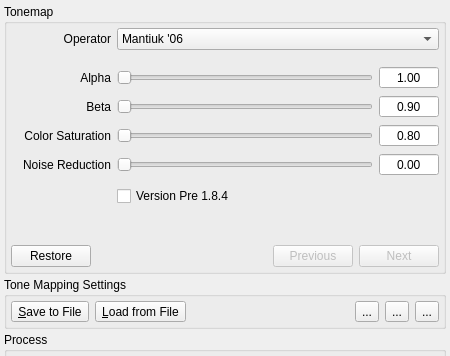
Qt form src/TonemappingPanel/TonemappingPanel.ui (LuminanceHDR/LuminanceHDR) before a commit; both pictures show x 0 to 450 and y 0 to 356 of the 450 by 674 pixel window.
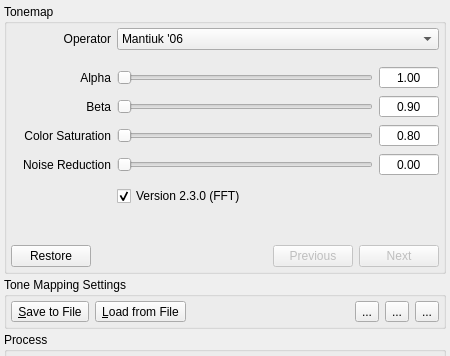
The same form after that commit. The open tabs and pages were chosen to show the change. Icons and pictures are not drawn.

Commit message: [Fattal02] Add switch for Luminance HDR 2.3.0 version (FFT based)

```diff
--- a/src/TonemappingPanel/TonemappingPanel.ui
+++ b/src/TonemappingPanel/TonemappingPanel.ui
@@ -1165,31 +1165,6 @@
                 </property>
                </widget>
               </item>
-              <item row="4" column="1">
-               <widget class="QCheckBox" name="oldFattalCheckBox">
-                <property name="sizePolicy">
-                 <sizepolicy hsizetype="MinimumExpanding" vsizetype="Fixed">
-                  <horstretch>0</horstretch>
-                  <verstretch>0</verstretch>
-                 </sizepolicy>
-                </property>
-                <property name="minimumSize">
-                 <size>
-                  <width>0</width>
-                  <height>28</height>
-                 </size>
-                </property>
-                <property name="maximumSize">
-                 <size>
-                  <width>16777215</width>
-                  <height>28</height>
-                 </size>
-                </property>
-                <property name="text">
-                 <string>Version Pre 1.8.4</string>
-                </property>
-               </widget>
-              </item>
               <item row="5" column="1">
                <spacer name="verticalSpacer_5">
                 <property name="orientation">
@@ -1203,6 +1178,22 @@
                 </property>
                </spacer>
               </item>
+              <item row="4" column="1">
+               <widget class="QCheckBox" name="fftVersionCheckBox">
+                <property name="minimumSize">
+                 <size>
+                  <width>0</width>
+                  <height>28</height>
+                 </size>
+                </property>
+                <property name="text">
+                 <string>Version 2.3.0 (FFT)</string>
+                </property>
+                <property name="checked">
+                 <bool>true</bool>
+                </property>
+               </widget>
+              </item>
              </layout>
             </item>
            </layout>
```
Left out of the diff: 3 changed lines with no effect on the pictures. The commit also changes 10 other files.
